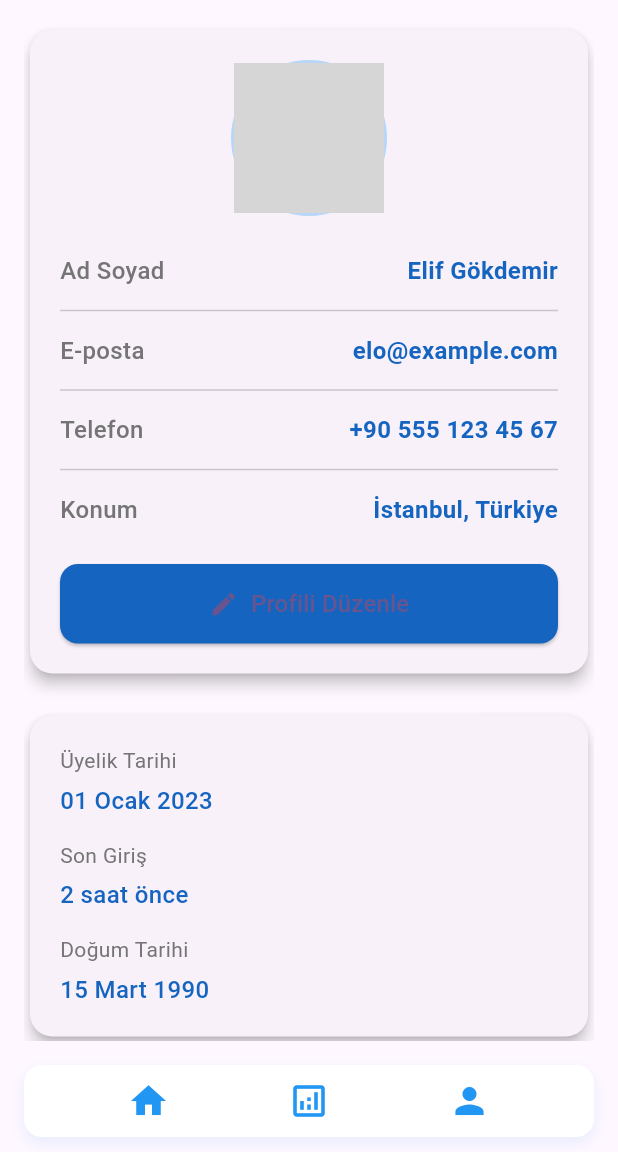
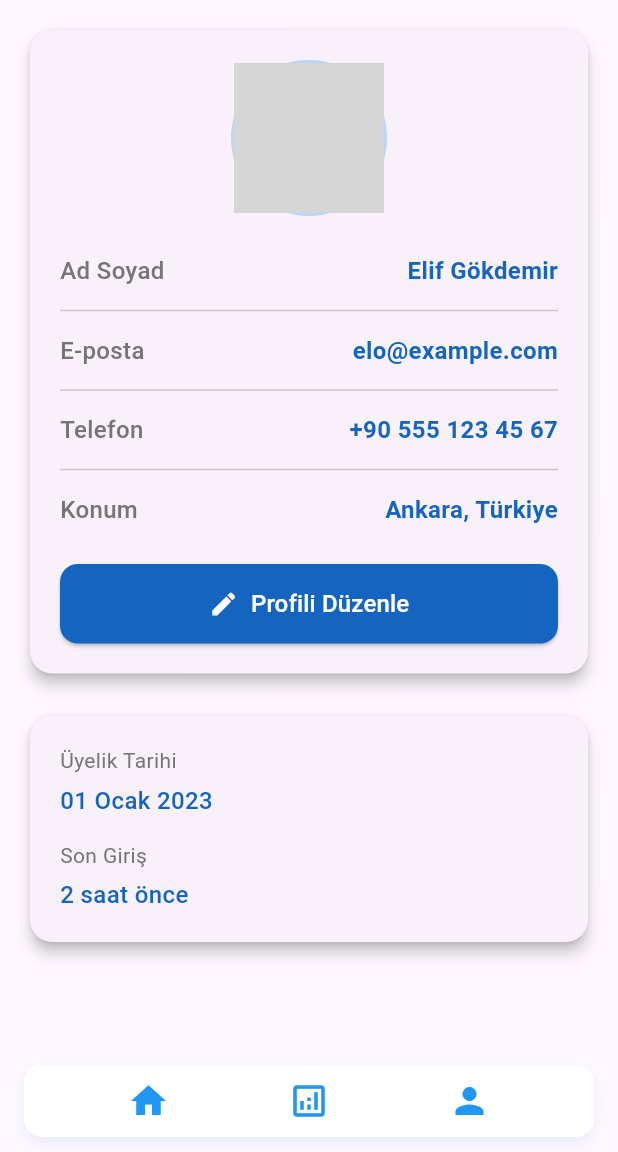
Before and after one commit to eliifgokdemiir/flutter, a Flutter app: the Profile screen opened directly, on a phone screen of 412 x 824 dp, the part 84-1236 px from its top. Run offline on Flutter 3.47's test engine with Material 3 defaults, Android fonts, the phone set to English and light mode, and no system bars; our stand-ins replace image_picker; missing offline and left inert: image_picker_android, image_picker_platform_interface; grey boxes are pictures that could not be loaded.

Commit message:
profile.dart changes

```diff
--- a/state_management/lib/ui/view/profile.dart
+++ b/state_management/lib/ui/view/profile.dart
@@ -229,14 +229,16 @@ class _ProfileState extends State<Profile> {
                     const Divider(height: 30),
                     _buildInfoRow('Telefon', '+90 555 123 45 67'),
                     const Divider(height: 30),
-                    _buildInfoRow('Konum', 'İstanbul, Türkiye'),
+                    _buildInfoRow('Konum', 'Ankara, Türkiye'),
                     const SizedBox(height: 25),
                     SizedBox(
                       width: double.infinity,
                       child: ElevatedButton.icon(
-                        icon: const Icon(Icons.edit, size: 20),
+                        icon: const Icon(Icons.edit,
+                            size: 20, color: Colors.white),
                         label: const Text('Profili Düzenle',
-                            style: TextStyle(fontSize: 16)),
+                            style:
+                                TextStyle(fontSize: 16, color: Colors.white)),
                         style: ElevatedButton.styleFrom(
                           backgroundColor: Colors.blue[800],
                           padding: const EdgeInsets.symmetric(vertical: 15),
@@ -265,8 +267,6 @@ class _ProfileState extends State<Profile> {
                     _buildDetailItem('Üyelik Tarihi', '01 Ocak 2023'),
                     const SizedBox(height: 15),
                     _buildDetailItem('Son Giriş', '2 saat önce'),
-                    const SizedBox(height: 15),
-                    _buildDetailItem('Doğum Tarihi', '15 Mart 1990'),
                   ],
                 ),
               ),
```
